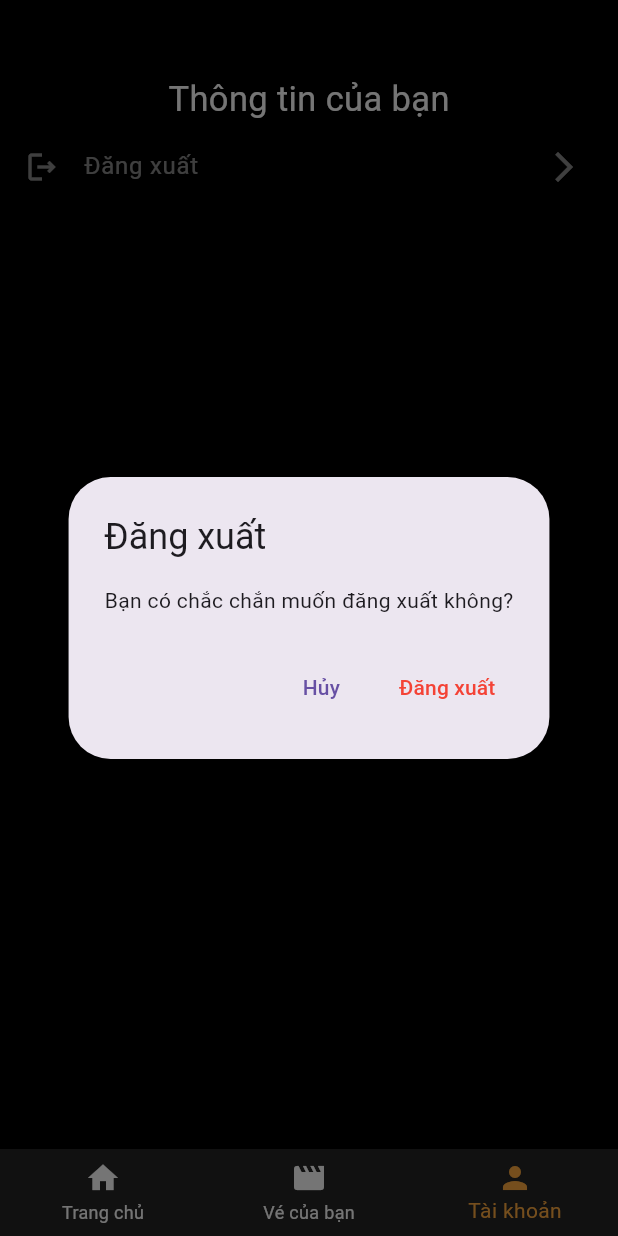
After one commit to hungnv0412/DoAnDaNenTang, a Flutter app: the screen it shows after launch, item 3 of the bottom bar chosen, after a tap on "Đăng xuất", on a phone screen of 412 x 824 dp. The commit adds this screen. Run offline on Flutter 3.47's test engine with Material 3 defaults, Android fonts, the phone set to English and light mode, and no system bars; our stand-ins replace cloud_firestore, firebase_auth, firebase_core, flutter_carousel_widget, get_it, google_sign_in; accounts and stored records are empty.

```diff
--- a/lib/core/service_locator.dart
+++ b/lib/core/service_locator.dart
@@ -4,14 +4,17 @@ import 'package:cloud_firestore/cloud_firestore.dart';
 import 'package:my_app/domain/repositories/booking_repository.dart';
 import 'package:my_app/domain/repositories/seat_repository.dart';
 import 'package:my_app/domain/use_cases/book_seat_usecase.dart';
+import 'package:my_app/domain/use_cases/get_booking_by_id_usecase.dart';
 import 'package:my_app/domain/use_cases/get_booking_by_userId.dart';
 import 'package:my_app/domain/use_cases/get_seat_usecase.dart';
+import 'package:my_app/domain/use_cases/sign_out_use_case.dart';
 import 'package:my_app/presentation/view_model/cinema_detail_viewmodel.dart';
+import 'package:my_app/presentation/view_model/profile_viewmodel.dart';
 import 'package:my_app/presentation/view_model/select_seat_viewmodel.dart';
 
-
 // Repositories
-import '../data/repositories/booking_repository_impl.dart' show BookingRepositoryImpl;
+import '../data/repositories/booking_repository_impl.dart'
+    show BookingRepositoryImpl;
 import '../data/repositories/seat_repository_impl.dart';
 import '../data/repositories/showtimes_repository_impl.dart';
 import '../data/repositories/user_repository_impl.dart';
@@ -38,6 +41,7 @@ import '../presentation/view_model/home_view_model.dart';
 import '../presentation/view_model/sign_in_view_model.dart';
 import '../presentation/view_model/sign_up_view_model.dart';
 import '../presentation/view_model/detail_film_view_model.dart';
+import '../presentation/view_model/ticket_detail_viewmodel.dart';
 import '../presentation/view_model/ticket_viewmodel.dart' show TicketViewmodel;
 
 final sl = GetIt.instance;
@@ -52,10 +56,11 @@ void init() {
       () => UserRepositoryImpl(sl(), sl()));
   sl.registerLazySingleton<MovieRepository>(() => MovieRepositoryImpl(sl()));
   sl.registerLazySingleton<CinemaRepository>(() => CinemaRepositoryImpl(sl()));
-  sl.registerLazySingleton<ShowtimesRepository>(()=> ShowtimesRepositoryImpl(sl()));
-  sl.registerLazySingleton<SeatRepository>(()=> SeatRepositoryImpl(sl()));
-  sl.registerLazySingleton<BookingRepository>(()=> BookingRepositoryImpl(sl()));
-
+  sl.registerLazySingleton<ShowtimesRepository>(
+      () => ShowtimesRepositoryImpl(sl()));
+  sl.registerLazySingleton<SeatRepository>(() => SeatRepositoryImpl(sl()));
+  sl.registerLazySingleton<BookingRepository>(
+      () => BookingRepositoryImpl(sl()));
 
   // Use Cases
   sl.registerLazySingleton(() => GetMovies(sl()));
@@ -67,9 +72,11 @@ void init() {
   sl.registerLazySingleton(() => GetCinemasByMovieAndDateUseCase(sl()));
   sl.registerLazySingleton(() => GetShowtimesUseCase(sl()));
   sl.registerLazySingleton(() => GetCinemaDetailUseCase(sl(), sl()));
-  sl.registerLazySingleton(()=> GetSeatUsecase(sl()));
-  sl.registerLazySingleton(()=> BookSeatUsecase(sl()));
-  sl.registerLazySingleton(()=> GetBookingByUserid(sl()));
+  sl.registerLazySingleton(() => GetSeatUsecase(sl()));
+  sl.registerLazySingleton(() => BookSeatUsecase(sl()));
+  sl.registerLazySingleton(() => GetBookingByUserid(sl()));
+  sl.registerLazySingleton(() => SignOutUseCase(sl()));
+  sl.registerLazySingleton(() => GetBookingByIdUsecase(sl()));
 
   // View Models
   sl.registerFactory(() => HomeViewModel(
@@ -82,12 +89,20 @@ void init() {
         getMovieById: sl(),
       ));
   sl.registerFactory(() => BookingViewModel(
-        getDatesUseCase: sl(),
-        getCinemasUseCase: sl(),
-        getShowtimesUseCase: sl(), getMovieByIdUseCase: sl()));
+      getDatesUseCase: sl(),
+      getCinemasUseCase: sl(),
+      getShowtimesUseCase: sl(),
+      getMovieByIdUseCase: sl()));
   sl.registerFactory(() => CinemaDetailViewModel(
-    useCase : sl(),
-  ));
-  sl.registerFactory(()=> SelectSeatViewmodel(bookSeatUsecase: sl(), getSeatUsecase: sl()));
+        useCase: sl(),
+      ));
+  sl.registerFactory(
+      () => SelectSeatViewmodel(bookSeatUsecase: sl(), getSeatUsecase: sl()));
   sl.registerFactory(() => TicketViewmodel(getBookingByUserid: sl()));
+  sl.registerFactory(() => ProfileViewmodel(
+        signOutUseCase: sl(),
+      ));
+  sl.registerFactory(() => TicketDetailViewmodel(
+        getBookingByIdUsecase: sl(),
+      ));
 }
--- a/lib/domain/repositories/booking_repository.dart
+++ b/lib/domain/repositories/booking_repository.dart
@@ -2,4 +2,5 @@ import 'package:my_app/domain/entities/booking.dart';
 
 abstract class BookingRepository {
   Future<List<Booking>> getBookingsByUserId(String userId);
+  Future<Booking> getBookingById(String bookingId);
 }
--- a/lib/domain/repositories/user_repository.dart
+++ b/lib/domain/repositories/user_repository.dart
@@ -3,4 +3,5 @@ abstract class UserRepository {
   Future<String> getUserName();
   Future<bool> signIn(String email, String password);
   Future<bool> signUp(String email, String password);
+  Future<bool> signOut();
 }
--- /dev/null
+++ b/lib/domain/use_cases/get_booking_by_id_usecase.dart
@@ -0,0 +1,12 @@
+import '../entities/booking.dart';
+import '../repositories/booking_repository.dart';
+
+class GetBookingByIdUsecase {
+  final BookingRepository bookingRepository;
+
+  GetBookingByIdUsecase(this.bookingRepository);
+
+  Future<Booking?> call(String id) async {
+    return await bookingRepository.getBookingById(id);
+  }
+}
--- /dev/null
+++ b/lib/domain/use_cases/sign_out_use_case.dart
@@ -0,0 +1,11 @@
+import 'package:my_app/domain/repositories/user_repository.dart';
+
+class SignOutUseCase {
+  final UserRepository _authRepository;
+
+  SignOutUseCase(this._authRepository);
+
+  Future<void> call() async {
+    await _authRepository.signOut();
+  }
+}
--- a/lib/main.dart
+++ b/lib/main.dart
@@ -7,12 +7,14 @@ import 'package:my_app/presentation/view_model/detail_film_view_model.dart';
 import 'package:my_app/presentation/view_model/select_seat_viewmodel.dart';
 import 'package:my_app/presentation/view_model/sign_in_view_model.dart';
 import 'package:my_app/presentation/view_model/sign_up_view_model.dart';
+import 'package:my_app/presentation/view_model/ticket_detail_viewmodel.dart';
 import 'package:my_app/presentation/view_model/ticket_viewmodel.dart';
 import 'package:provider/provider.dart';
 import 'package:firebase_core/firebase_core.dart';
 import 'core/service_locator.dart';
 import 'presentation/view_model/cinema_detail_viewmodel.dart';
 import 'presentation/view_model/home_view_model.dart';
+import 'presentation/view_model/profile_viewmodel.dart';
 
 void main() async {
   WidgetsFlutterBinding.ensureInitialized();
@@ -34,6 +36,8 @@ class MyApp extends StatelessWidget {
         ChangeNotifierProvider(create: (_) => sl<CinemaDetailViewModel>()),
         ChangeNotifierProvider(create: (_) => sl<SelectSeatViewmodel>()),
         ChangeNotifierProvider(create: (_) => sl<TicketViewmodel>()),
+        ChangeNotifierProvider(create: (_) => sl<ProfileViewmodel>()),
+        ChangeNotifierProvider(create: (_) => sl<TicketDetailViewmodel>()),
         // Add other states here as needed
       ],
       child: MaterialApp(
--- a/lib/presentation/pages/customer_screen/bottom_nav.dart
+++ b/lib/presentation/pages/customer_screen/bottom_nav.dart
@@ -1,7 +1,7 @@
 import 'package:firebase_auth/firebase_auth.dart';
 import 'package:flutter/material.dart';
 import 'package:my_app/presentation/pages/customer_screen/home_page.dart';
-import 'package:my_app/presentation/pages/sign_in_screen.dart';
+import 'package:my_app/presentation/pages/customer_screen/profile_page.dart';
 import 'ticket_page.dart';
 
 class Bottomnav extends StatefulWidget {
@@ -15,7 +15,7 @@ class _BottomnavState extends State<Bottomnav> {
   late List<Widget> _pages;
   late HomePage Hompage;
   late TicketPage ticketsPage;
-  late SignInScreen profilePage;
+  late ProfilePage profilePage;
 
   int currentIndex = 0;
 
@@ -23,7 +23,7 @@ class _BottomnavState extends State<Bottomnav> {
   void initState() {
     Hompage = HomePage();
     ticketsPage = TicketPage();
-    profilePage = SignInScreen();
+    profilePage = ProfilePage();
     _pages = [Hompage, ticketsPage,profilePage,];
     super.initState();
   }
--- a/lib/presentation/pages/customer_screen/home_page.dart
+++ b/lib/presentation/pages/customer_screen/home_page.dart
@@ -72,15 +72,16 @@ class _HomePageState extends State<HomePage> {
             Padding(
               padding: EdgeInsets.symmetric(horizontal: 16, vertical: 8),
               child: ToggleButtons(
-                isSelected: [selectedIndex == 0, selectedIndex == 1],
+                isSelected: [
+                  homeViewModel.selectedIndex == 0,
+                  homeViewModel.selectedIndex == 1
+                ],
                 borderRadius: BorderRadius.circular(10),
                 color: Colors.white70,
                 selectedColor: Colors.white,
                 fillColor: Colors.grey[800],
                 onPressed: (index) {
-                  setState(() {
-                    selectedIndex = index;
-                  });
+                  homeViewModel.setSelectedIndex(index);
                 },
                 children: const [
                   Padding(
@@ -106,35 +107,25 @@ class _HomePageState extends State<HomePage> {
                                 style: TextStyle(color: Colors.white)),
                           )
                         : FlutterCarousel.builder(
-                            itemCount: homeViewModel.movies.length,
+                            itemCount: homeViewModel.filteredMovies.length,
                             options: FlutterCarouselOptions(
                               autoPlay: false,
                               enlargeCenterPage: true,
                               viewportFraction: 0.5,
                               showIndicator: false,
-                              initialPage: (homeViewModel.movies.length) ~/ 2,
-                              enableInfiniteScroll: true,
+                              initialPage:
+                                  (homeViewModel.filteredMovies.length) ~/ 2,
                             ),
                             itemBuilder: (context, index, realIdx) {
-                              var movie = homeViewModel.movies[index];
-                              DateTime now = DateTime.now();
-                              DateTime releaseDate = DateFormat("dd/MM/yyyy")
-                                  .parse(movie.releaseDate);
-
-                              if ((selectedIndex == 0 &&
-                                      releaseDate.isAfter(now)) ||
-                                  (selectedIndex == 1 &&
-                                      (releaseDate.isBefore(now) ||
-                                          releaseDate.isAtSameMomentAs(now)))) {
-                                return SizedBox.shrink();
-                              }
-
+                              final movie = homeViewModel.filteredMovies[index];
                               return GestureDetector(
                                 onTap: () {
                                   Navigator.push(
                                     context,
                                     MaterialPageRoute(
-                                      builder: (context) => DetailFilmPage(movieId: movie.id,),
+                                      builder: (context) => DetailFilmPage(
+                                        movieId: movie.id,
+                                      ),
                                     ),
                                   );
                                 },
@@ -212,7 +203,8 @@ class _HomePageState extends State<HomePage> {
                                   Navigator.push(
                                     context,
                                     MaterialPageRoute(
-                                      builder: (context) => CinemaDetailPage(cinemaId: cinema.id),
+                                      builder: (context) =>
+                                          CinemaDetailPage(cinemaId: cinema.id),
                                     ),
                                   );
                                 },
--- /dev/null
+++ b/lib/presentation/pages/customer_screen/profile_page.dart
@@ -0,0 +1,89 @@
+import 'package:firebase_auth/firebase_auth.dart';
+import 'package:flutter/material.dart';
+import 'package:my_app/presentation/pages/sign_in_screen.dart';
+import 'package:my_app/presentation/view_model/profile_viewmodel.dart';
+import 'package:provider/provider.dart';
+
+class ProfilePage extends StatefulWidget {
+  const ProfilePage({super.key});
+  @override
+  State<ProfilePage> createState() => _ProfilePage();
+}
+
+class _ProfilePage extends State<ProfilePage> {
+  @override
+  Widget build(BuildContext context) {
+    return Scaffold(
+        backgroundColor: Colors.black,
+        body: Container(
+          padding: EdgeInsets.only(top: 50),
+          child: Column(
+            children: [
+              Container(
+                child: Text(
+                  "Thông tin của bạn",
+                  style: TextStyle(color: Colors.white, fontSize: 23),
+                ),
+              ),
+              // Danh sách tùy chọn
+              Expanded(
+                child: ListView(
+                  children: [
+                    ListTile(
+                      leading: Icon(
+                        Icons.logout_outlined,
+                        color: Colors.white54,
+                      ),
+                      title: Text(
+                        "Đăng xuất",
+                        style: TextStyle(color: Colors.white54),
+                      ),
+                      trailing: const Icon(Icons.arrow_forward_ios,
+                          color: Colors.white54),
+                      onTap: () => _logout(context),
+                    ),
+                  ],
+                ),
+              ),
+            ],
+          ),
+        ));
+  }
+
+  Future<void> _logout(BuildContext context) async {
+    bool confirmLogout = await showDialog(
+      context: context,
+      builder: (BuildContext context) {
+        return AlertDialog(
+          title: Text("Đăng xuất"),
+          content: Text("Bạn có chắc chắn muốn đăng xuất không?"),
+          actions: [
+            TextButton(
+              onPressed: () {
+                Navigator.pop(context, false); // Đóng popup, không đăng xuất
+              },
+              child: Text("Hủy"),
+            ),
+            TextButton(
+              onPressed: () {
+                Navigator.pop(context, true); // Đóng popup, đăng xuất
+              },
+              child: Text("Đăng xuất", style: TextStyle(color: Colors.red)),
+            ),
+          ],
+        );
+      },
+    );
+
+    if (confirmLogout == true) {
+      await Provider.of<ProfileViewmodel>(context, listen: false)
+          .signOut(); // Đăng xuất khỏi Firebase
+      Navigator.pushReplacement(
+        context,
+        MaterialPageRoute(
+          builder: (context) => SignInScreen(),
+        ),
+      );
+    }
+  }
+}
--- a/lib/presentation/pages/sign_in_screen.dart
+++ b/lib/presentation/pages/sign_in_screen.dart
@@ -3,7 +3,6 @@ import 'package:my_app/presentation/pages/customer_screen/bottom_nav.dart';
 import 'package:provider/provider.dart';
 import '../view_model/sign_in_view_model.dart';
 import 'sign_up_screen.dart';
-import 'customer_screen/home_page.dart';
 
 class SignInScreen extends StatelessWidget {
   const SignInScreen({super.key});
--- /dev/null
+++ b/lib/presentation/view_model/profile_viewmodel.dart
@@ -0,0 +1,15 @@
+import 'package:flutter/material.dart';
+import 'package:my_app/domain/use_cases/sign_out_use_case.dart';
+
+class ProfileViewmodel extends ChangeNotifier {
+  final SignOutUseCase signOutUseCase;
+  ProfileViewmodel({required this.signOutUseCase});
+  Future<void> signOut() async {
+    try {
+      await signOutUseCase.call();
+      print("Đăng xuất thành công");
+    } catch (e) {
+      print("Error signing out: $e");
+    }
+  }
+}
--- /dev/null
+++ b/lib/presentation/view_model/ticket_detail_viewmodel.dart
@@ -0,0 +1,34 @@
+
+import 'package:flutter/material.dart';
+import 'package:my_app/domain/entities/booking.dart';
+import 'package:my_app/domain/use_cases/get_booking_by_id_usecase.dart';
+
+class TicketDetailViewmodel extends ChangeNotifier {
+  final GetBookingByIdUsecase getBookingByIdUsecase;
+  TicketDetailViewmodel({required this.getBookingByIdUsecase});
+
+  Booking? _booking;
+  String? _errorMessage;
+  String _isLoading = "false";
+
+  Booking? get booking => _booking;
+  String? get errorMessage => _errorMessage;
+  String get isLoading => _isLoading;
+
+  Future<void> getBookingById(String bookingId) async {
+    _isLoading = "true";
+    notifyListeners();
+    _errorMessage = null;
+    try {
+      _booking = await getBookingByIdUsecase(bookingId);
+      if (_booking == null) {
+        _errorMessage = "Không tìm thấy thông tin đặt vé";
+      }
+    } catch (e) {
+      _errorMessage = "Lỗi khi lấy thông tin đặt vé";
+    } finally {
+      _isLoading = "false";
+      notifyListeners();
+    }
+  }
+}
```
Also changed, not shown: lib/data/repositories/booking_repository_impl.dart (+12 -0 lines), lib/data/repositories/user_repository_impl.dart (+10 -0 lines), lib/presentation/pages/customer_screen/booking_page.dart (+25 -20 lines), lib/presentation/pages/customer_screen/selected_seat.dart (+4 -8 lines), lib/presentation/pages/customer_screen/ticket_detail_page.dart (added, +183 -0 lines), lib/presentation/pages/customer_screen/ticket_page.dart (+7 -0 lines), lib/presentation/view_model/booking_viewmodel.dart (+26 -34 lines), lib/presentation/view_model/home_view_model.dart (+20 -5 lines).
